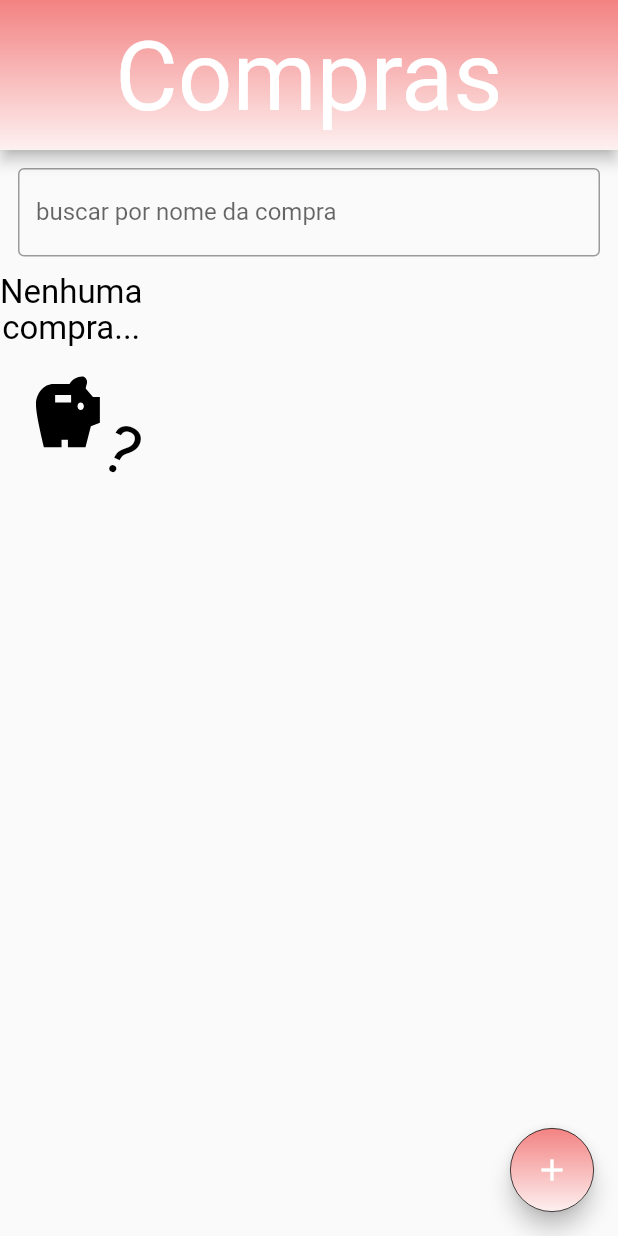
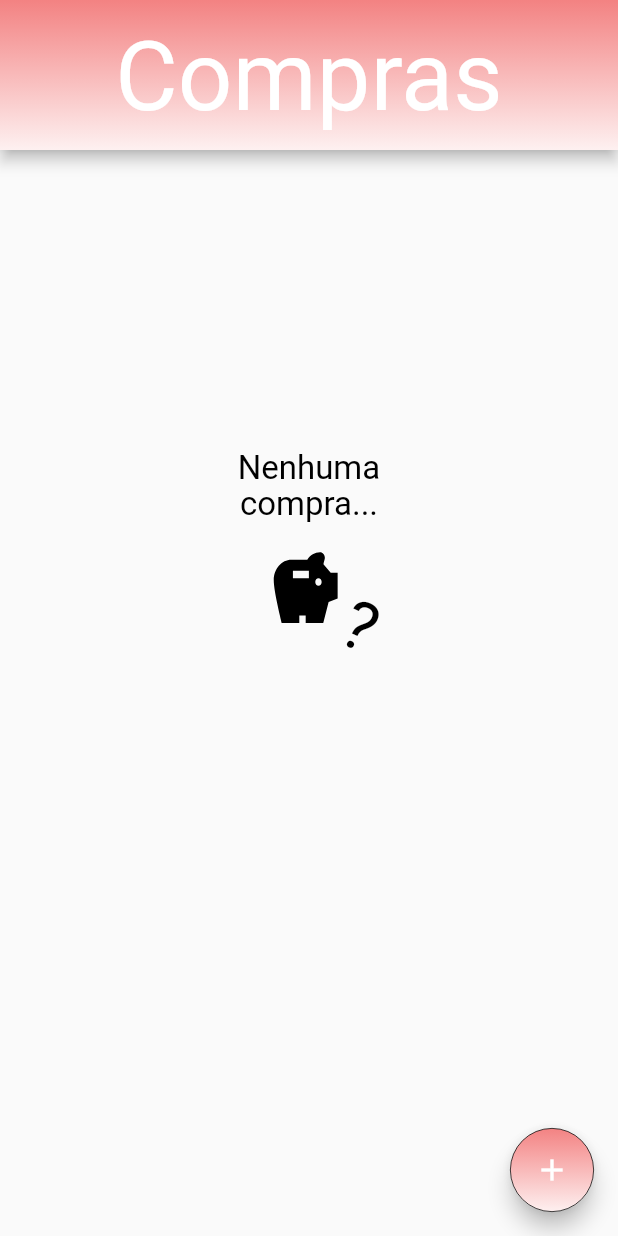
Before and after one commit to messyoxd/CoinWatcher, a Flutter app: the screen it shows after launch, on a phone screen of 412 x 824 dp. Run offline on Flutter 3.47's test engine with Material 2 defaults, Android fonts, the phone set to English and light mode, and no system bars; our stand-ins replace flutter_mobx, flutter_modular, flutter_svg, mobx, moor_flutter; missing offline and left inert: adobe_xd; generated files the repository leaves out were written again; Roboto replaces fonts that are missing (Yu Gothic); statements that could not run were skipped.

Commit message:
ultimo ajuste

```diff
--- a/src/CoinWatcher/lib/app/modules/compras/pages/compras_page.dart
+++ b/src/CoinWatcher/lib/app/modules/compras/pages/compras_page.dart
@@ -110,7 +110,9 @@ class _ComprasState extends ModularState<Compras, ComprasController> {
             //       labelText: "buscar por nome da compra"),
             // ),
             Observer(builder: (_) {
-              return Padding(
+              return controller.compras.length > 0
+              ?
+              Padding(
                 padding: const EdgeInsets.all(12.0),
                 child: TextField(
                   controller: busca,
@@ -121,7 +123,9 @@ class _ComprasState extends ModularState<Compras, ComprasController> {
                       border: OutlineInputBorder(),
                       labelText: "buscar por nome da compra"),
                 ),
-              );
+              )
+              :
+              Container();
             }),
             Observer(builder: (_) {
               return comprasOuNada();
@@ -335,7 +339,10 @@ class _ComprasState extends ModularState<Compras, ComprasController> {
           );
         }
       } else {
-        return Column(
+        return SizedBox(
+          width: MediaQuery.of(context).size.width,
+          height: MediaQuery.of(context).size.height / 1.5,
+          child: Column(
             crossAxisAlignment: CrossAxisAlignment.center,
             mainAxisAlignment: MainAxisAlignment.center,
             children: [
@@ -421,6 +428,7 @@ class _ComprasState extends ModularState<Compras, ComprasController> {
                 ],
               ),
             ],
+          ),
         );
       }
     }
```
Lines whose indentation alone changed are shown as unchanged.
